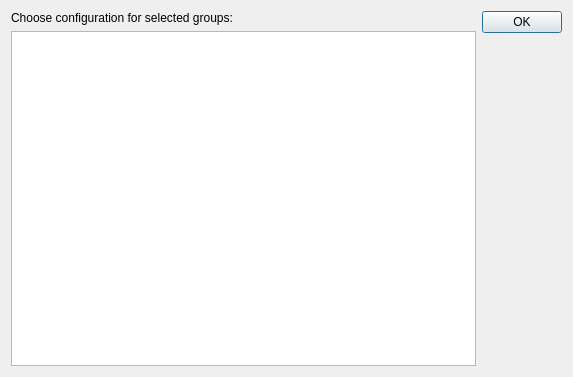
Qt form designer/groupconfsel.ui (ankitects/anki) before a commit.
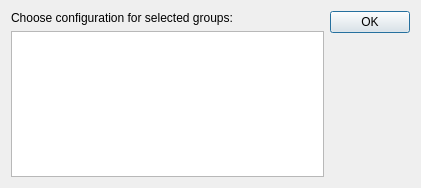
The same form after that commit.

The edit to the form file:
```diff
--- a/designer/groupconfsel.ui
+++ b/designer/groupconfsel.ui
@@ -6,8 +6,8 @@
    <rect>
     <x>0</x>
     <y>0</y>
-    <width>573</width>
-    <height>377</height>
+    <width>421</width>
+    <height>188</height>
    </rect>
   </property>
   <property name="windowTitle">
```
